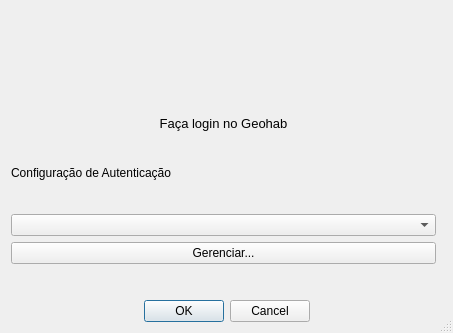
The window that unified_login_dialog_base.ui (maviz991/qgis-geometadata-plugin) describes before a commit, drawn with Qt 5.
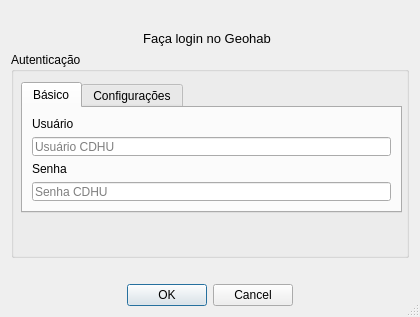
The same window after the commit. Icons and pictures are not drawn.

Commit message: Versão 1.0.1 - Login feito

What changed in the file:
```diff
--- a/unified_login_dialog_base.ui
+++ b/unified_login_dialog_base.ui
@@ -6,8 +6,8 @@
    <rect>
     <x>0</x>
     <y>0</y>
-    <width>453</width>
-    <height>333</height>
+    <width>420</width>
+    <height>317</height>
    </rect>
   </property>
   <property name="windowTitle">
@@ -20,7 +20,23 @@
    <bool>false</bool>
   </property>
   <layout class="QGridLayout" name="gridLayout_2">
-   <item row="12" column="0" colspan="2">
+   <item row="9" column="0">
+    <spacer name="verticalSpacer">
+     <property name="orientation">
+      <enum>Qt::Vertical</enum>
+     </property>
+     <property name="sizeType">
+      <enum>QSizePolicy::Fixed</enum>
+     </property>
+     <property name="sizeHint" stdset="0">
+      <size>
+       <width>20</width>
+       <height>20</height>
+      </size>
+     </property>
+    </spacer>
+   </item>
+   <item row="11" column="0" colspan="2">
     <widget class="QDialogButtonBox" name="buttonBox">
      <property name="orientation">
       <enum>Qt::Horizontal</enum>
@@ -33,17 +49,47 @@
      </property>
     </widget>
    </item>
-   <item row="9" column="0">
-    <widget class="QPushButton" name="mManageAuthButton">
+   <item row="2" column="0">
+    <widget class="QLabel" name="label_3">
+     <property name="sizePolicy">
+      <sizepolicy hsizetype="Expanding" vsizetype="Fixed">
+       <horstretch>0</horstretch>
+       <verstretch>0</verstretch>
+      </sizepolicy>
+     </property>
+     <property name="minimumSize">
+      <size>
+       <width>0</width>
+       <height>0</height>
+      </size>
+     </property>
+     <property name="sizeIncrement">
+      <size>
+       <width>0</width>
+       <height>0</height>
+      </size>
+     </property>
+     <property name="font">
+      <font>
+       <pointsize>10</pointsize>
+      </font>
+     </property>
      <property name="text">
-      <string>Gerenciar...</string>
+      <string>Faça login no Geohab</string>
+     </property>
+     <property name="alignment">
+      <set>Qt::AlignCenter</set>
      </property>
     </widget>
    </item>
    <item row="1" column="0">
-    <layout class="QGridLayout" name="gridLayout">
-     <item row="0" column="0">
       <widget class="QLabel" name="label_4">
+     <property name="sizePolicy">
+      <sizepolicy hsizetype="Preferred" vsizetype="Fixed">
+       <horstretch>0</horstretch>
+       <verstretch>0</verstretch>
+      </sizepolicy>
+     </property>
        <property name="frameShape">
         <enum>QFrame::NoFrame</enum>
        </property>
@@ -70,77 +116,85 @@
        </property>
       </widget>
      </item>
-    </layout>
-   </item>
-   <item row="3" column="0">
+   <item row="3" column="0" colspan="2">
+    <widget class="QGroupBox" name="groupBox">
+     <property name="title">
+      <string>Autenticação</string>
+     </property>
+     <widget class="QTabWidget" name="tabWidget">
+      <property name="geometry">
+       <rect>
+        <x>10</x>
+        <y>30</y>
+        <width>381</width>
+        <height>131</height>
+       </rect>
+      </property>
+      <property name="autoFillBackground">
+       <bool>false</bool>
+      </property>
+      <property name="currentIndex">
+       <number>0</number>
+      </property>
+      <widget class="QWidget" name="tabBasic">
+       <attribute name="title">
+        <string>Básico</string>
+       </attribute>
     <layout class="QGridLayout" name="gridLayout_3">
      <item row="0" column="0">
-      <widget class="QLabel" name="label_3">
-       <property name="sizePolicy">
-        <sizepolicy hsizetype="Expanding" vsizetype="Fixed">
-         <horstretch>0</horstretch>
-         <verstretch>0</verstretch>
-        </sizepolicy>
-       </property>
-       <property name="minimumSize">
-        <size>
-         <width>0</width>
-         <height>0</height>
-        </size>
-       </property>
-       <property name="sizeIncrement">
-        <size>
-         <width>0</width>
-         <height>0</height>
-        </size>
-       </property>
-       <property name="font">
-        <font>
-         <pointsize>10</pointsize>
-        </font>
-       </property>
+         <layout class="QGridLayout" name="gridLayout">
+          <item row="2" column="0">
+           <widget class="QLabel" name="label_5">
        <property name="text">
-        <string>Faça login no Geohab</string>
-       </property>
-       <property name="alignment">
-        <set>Qt::AlignCenter</set>
-       </property>
-      </widget>
-     </item>
-    </layout>
-   </item>
-   <item row="10" column="0">
-    <spacer name="verticalSpacer">
-     <property name="orientation">
-      <enum>Qt::Vertical</enum>
-     </property>
-     <property name="sizeType">
-      <enum>QSizePolicy::Fixed</enum>
-     </property>
-     <property name="sizeHint" stdset="0">
-      <size>
-       <width>20</width>
-       <height>30</height>
-      </size>
-     </property>
-    </spacer>
-   </item>
-   <item row="4" column="0">
-    <layout class="QGridLayout" name="gridLayout_4">
-     <item row="0" column="0">
-      <widget class="QLabel" name="label">
-       <property name="text">
-        <string>Configuração de Autenticação</string>
+             <string>Senha</string>
        </property>
       </widget>
      </item>
      <item row="1" column="0">
-      <widget class="QComboBox" name="mAuthComboBox"/>
-     </item>
+           <widget class="QLineEdit" name="lineEdit_user">
+            <property name="placeholderText">
+             <string>Usuário CDHU</string>
+            </property>
+           </widget>
+          </item>
+          <item row="3" column="0">
+           <widget class="QLineEdit" name="lineEdit_password">
+            <property name="placeholderText">
+             <string>Senha CDHU</string>
+            </property>
+           </widget>
+          </item>
+          <item row="0" column="0">
+           <widget class="QLabel" name="label_2">
+            <property name="text">
+             <string>Usuário</string>
+            </property>
+           </widget>
+          </item>
     </layout>
    </item>
   </layout>
  </widget>
+      <widget class="QWidget" name="tabConfig">
+       <attribute name="title">
+        <string>Configurações</string>
+       </attribute>
+       <layout class="QVBoxLayout" name="verticalLayout_2">
+        <item>
+         <layout class="QVBoxLayout" name="verticalLayout"/>
+        </item>
+       </layout>
+      </widget>
+     </widget>
+    </widget>
+   </item>
+  </layout>
+ </widget>
+ <tabstops>
+  <tabstop>tabWidget</tabstop>
+  <tabstop>lineEdit_user</tabstop>
+  <tabstop>lineEdit_password</tabstop>
+ </tabstops>
  <resources/>
  <connections>
   <connection>
```
Lines whose indentation alone changed are shown as unchanged. The commit also changes 5 other files.
